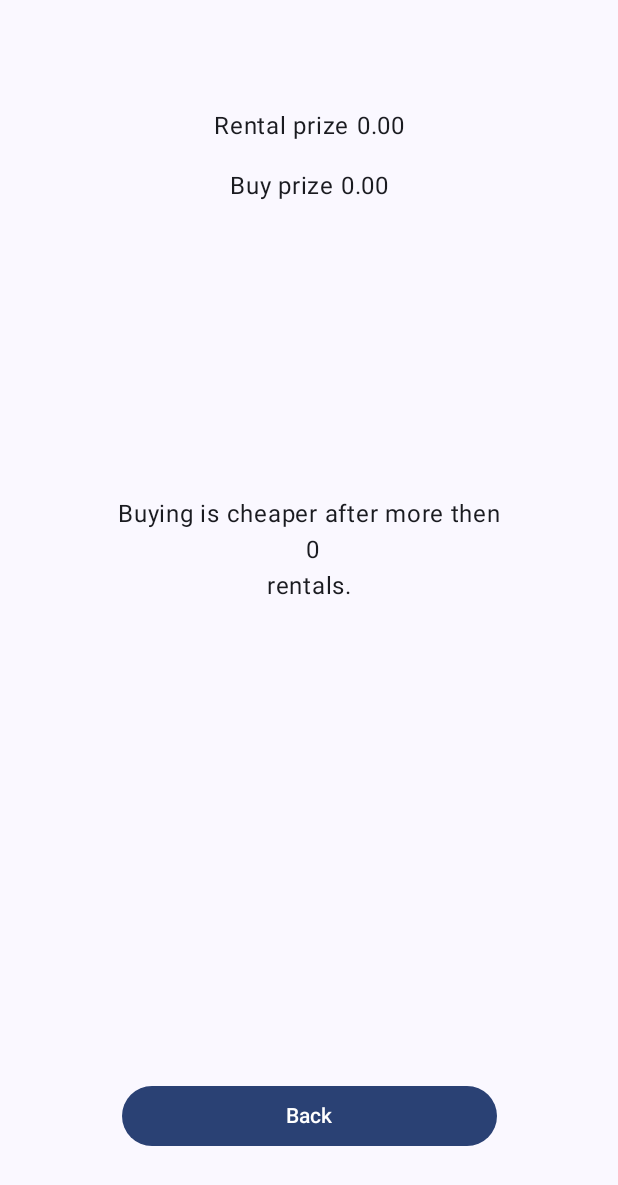
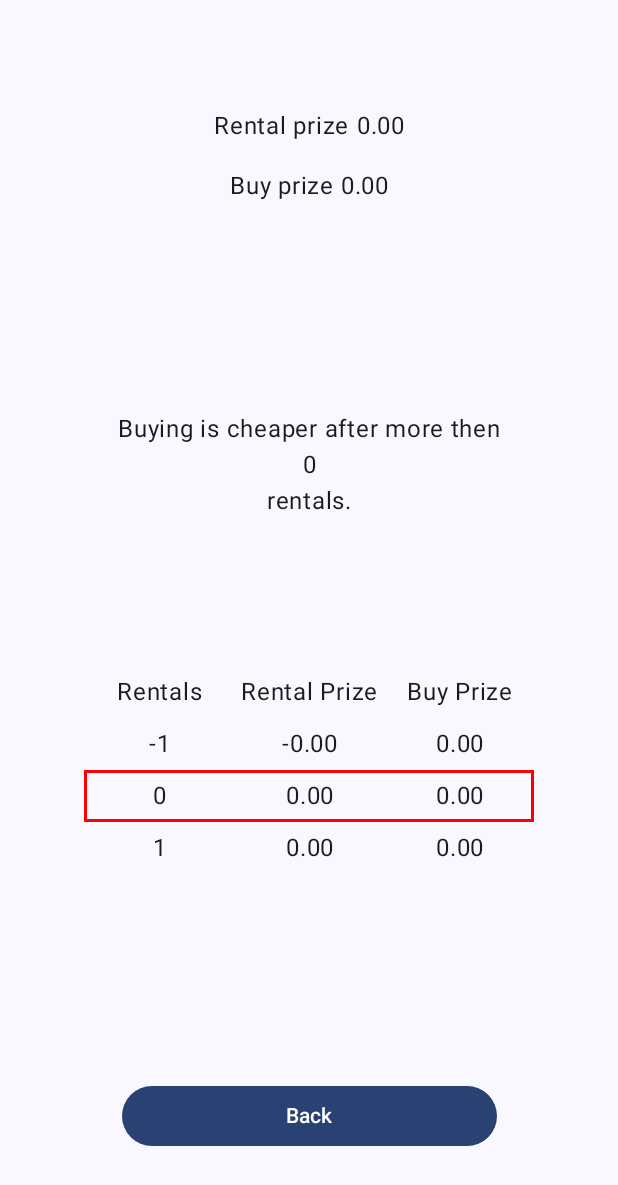
Before and after one commit to weissale1/RentOrBuy, an Android app built with Jetpack Compose: the OutputScreen screen opened through its navigation route, on a phone screen of 412 x 824 dp. Shown: the top 1185 px of the screen. Run offline under Robolectric (Android 15) with nearby library versions, the phone set to English and light mode, and no system bars.

Commit message:
add coparison table, change breakpoint to Int

```diff
--- a/app/src/main/java/com/example/rentorbuy/data/baseUiState.kt
+++ b/app/src/main/java/com/example/rentorbuy/data/baseUiState.kt
@@ -3,6 +3,6 @@ package com.example.rentorbuy.data
 data class baseUiState(
     val rentPrice: Float = 0f,
     val buyPrice: Float = 0.0f,
-    val breakPoint: Float = 0.0f,
+    val breakPoint: Int = 0,
     val modZero: Boolean = false
 )
--- a/app/src/main/java/com/example/rentorbuy/ui/RentOrBuyScreen.kt
+++ b/app/src/main/java/com/example/rentorbuy/ui/RentOrBuyScreen.kt
@@ -59,7 +59,7 @@ fun RentOrBuyApp(
                 OutputScreen(
                     rentalPrice = uiState.rentPrice,
                     buyPrice = uiState.buyPrice,
-                    calcRes = uiState.breakPoint,
+                    breakPoint = uiState.breakPoint,
                     resTextStart = getStartText(uiState.modZero),
                     onBackButtonClicked = {
                         navController.navigate(RentOrBuyScreen.Input.name)
--- a/app/src/main/java/com/example/rentorbuy/ui/baseViewModel.kt
+++ b/app/src/main/java/com/example/rentorbuy/ui/baseViewModel.kt
@@ -6,6 +6,7 @@ import kotlinx.coroutines.flow.MutableStateFlow
 import kotlinx.coroutines.flow.StateFlow
 import kotlinx.coroutines.flow.asStateFlow
 import kotlinx.coroutines.flow.update
+import kotlin.math.ceil
 
 class baseViewModel: ViewModel() {
     private val _uiState = MutableStateFlow(baseUiState())
@@ -26,7 +27,7 @@ class baseViewModel: ViewModel() {
         }
     }
 
-    private fun calcBreakpoint(rentPrice: Float, buyPrice: Float): Float {
-        return buyPrice / rentPrice
+    private fun calcBreakpoint(rentPrice: Float, buyPrice: Float): Int {
+        return ceil(buyPrice / rentPrice).toInt()
     }
 }
--- a/app/src/main/java/com/example/rentorbuy/ui/theme/OutputScreen.kt
+++ b/app/src/main/java/com/example/rentorbuy/ui/theme/OutputScreen.kt
@@ -1,6 +1,8 @@
 package com.example.rentorbuy.ui.theme
 
 import androidx.annotation.StringRes
+import androidx.compose.foundation.BorderStroke
+import androidx.compose.foundation.border
 import androidx.compose.foundation.layout.Arrangement
 import androidx.compose.foundation.layout.Column
 import androidx.compose.foundation.layout.Row
@@ -8,23 +10,30 @@ import androidx.compose.foundation.layout.Spacer
 import androidx.compose.foundation.layout.fillMaxWidth
 import androidx.compose.foundation.layout.height
 import androidx.compose.foundation.layout.padding
+import androidx.compose.foundation.layout.width
 import androidx.compose.foundation.layout.widthIn
+import androidx.compose.foundation.lazy.grid.GridCells
+import androidx.compose.foundation.lazy.grid.LazyHorizontalGrid
 import androidx.compose.material3.Button
 import androidx.compose.material3.Text
 import androidx.compose.runtime.Composable
 import androidx.compose.ui.Alignment
 import androidx.compose.ui.Modifier
+import androidx.compose.ui.graphics.Color
 import androidx.compose.ui.res.dimensionResource
 import androidx.compose.ui.res.stringResource
+import androidx.compose.ui.text.style.TextAlign
+import androidx.compose.ui.tooling.preview.Preview
 import androidx.compose.ui.unit.dp
 import com.example.rentorbuy.R
 
+val ROW_WIDTH = 100.dp
 
 @Composable
 fun OutputScreen (
     rentalPrice: Float,
     buyPrice: Float,
-    calcRes: Float,
+    breakPoint: Int,
     @StringRes resTextStart: Int,
     onBackButtonClicked: () -> Unit,
     modifier: Modifier = Modifier
@@ -53,8 +62,17 @@ fun OutputScreen (
 
         ResultText(
             text1 = resTextStart,
-            number = calcRes,
+            breakPoint = breakPoint,
             text2 = R.string.res_end,
+            modifier = Modifier.weight(1f)
+        )
+
+        Spacer(modifier = Modifier.height(dimensionResource(R.dimen.padding_large)))
+
+        ComparisonTable(
+            rentalPrice = rentalPrice,
+            buyPrice = buyPrice,
+            breakPoint = breakPoint,
             modifier = Modifier.weight(1f)
         )
 
@@ -88,7 +106,7 @@ fun SumText(
 @Composable
 fun ResultText(
     @StringRes text1: Int,
-    number: Float,
+    breakPoint: Int,
     @StringRes text2: Int,
     modifier: Modifier = Modifier
 ) {
@@ -100,8 +118,129 @@ fun ResultText(
             horizontalAlignment = Alignment.CenterHorizontally
         ) {
             Text(text = stringResource(text1))
-            Text(text = " %.0f".format(number))
+            Text(text = breakPoint.toString())
             Text(text = stringResource(text2))
         }
     }
 }
+
+@Composable
+fun ComparisonTable(
+    rentalPrice: Float,
+    buyPrice: Float,
+    breakPoint: Int,
+    modifier: Modifier = Modifier
+) {
+    LazyHorizontalGrid(
+        rows = GridCells.Fixed(4),
+        modifier = modifier.fillMaxWidth(),
+        horizontalArrangement = Arrangement.SpaceEvenly
+    ) {
+        item {
+            ComparisonHeaderRow()
+        }
+        item {
+            ComparisonRow(
+                index = breakPoint - 1,
+                rentalTimesPrice = rentalPrice * (breakPoint - 1),
+                buyPrice = buyPrice
+            )
+        }
+        item {
+            ComparisonRow(
+                index = breakPoint,
+                rentalTimesPrice = rentalPrice * breakPoint,
+                buyPrice = buyPrice,
+                modifier = Modifier.border(
+                    BorderStroke(2.dp, Color.Red)
+                )
+            )
+        }
+        item {
+            ComparisonRow(
+                index = breakPoint + 1,
+                rentalTimesPrice = rentalPrice * (breakPoint + 1),
+                buyPrice = buyPrice
+            )
+        }
+    }
+}
+
+@Composable
+fun ComparisonHeaderRow(
+    modifier: Modifier = Modifier
+) {
+    Row(
+        modifier = modifier.fillMaxWidth(),
+        horizontalArrangement = Arrangement.SpaceEvenly,
+        verticalAlignment = Alignment.CenterVertically
+    ) {
+        Text(
+            text = "Rentals",
+            textAlign = TextAlign.Center,
+            modifier = Modifier
+                .width(ROW_WIDTH)
+        )
+        Text(
+            text = "Rental Prize",
+            textAlign = TextAlign.Center,
+            modifier = Modifier
+                .width(ROW_WIDTH)
+        )
+        Text(
+            text = "Buy Prize",
+            textAlign = TextAlign.Center,
+            modifier = Modifier
+                .width(ROW_WIDTH)
+        )
+    }
+}
+
+
+@Composable
+fun ComparisonRow(
+    index: Int,
+    rentalTimesPrice: Float,
+    buyPrice: Float,
+    modifier: Modifier = Modifier
+) {
+    Row(
+        modifier = modifier.fillMaxWidth(),
+        horizontalArrangement = Arrangement.SpaceEvenly,
+        verticalAlignment = Alignment.CenterVertically
+    ) {
+        Text(
+            text = index.toString(),
+            textAlign = TextAlign.Center,
+            modifier = Modifier
+                .width(ROW_WIDTH)
+
+        )
+        Text(
+            text = "%.2f".format(rentalTimesPrice),
+            textAlign = TextAlign.Center,
+            modifier = Modifier
+                .width(ROW_WIDTH)
+        )
+        Text(
+            text = "%.2f".format(buyPrice),
+            textAlign = TextAlign.Center,
+            modifier = Modifier
+                .width(ROW_WIDTH)
+        )
+    }
+}
+
+@Preview(showBackground = true, showSystemUi = true)
+@Composable
+fun OutputSreenPreview() {
+    RentOrBuyTheme {
+        OutputScreen(
+            rentalPrice = 3f,
+            buyPrice = 14f,
+            breakPoint =  5,
+            resTextStart= R.string.res_buying_emph1,
+            onBackButtonClicked = {}
+        )
+    }
+}
```
